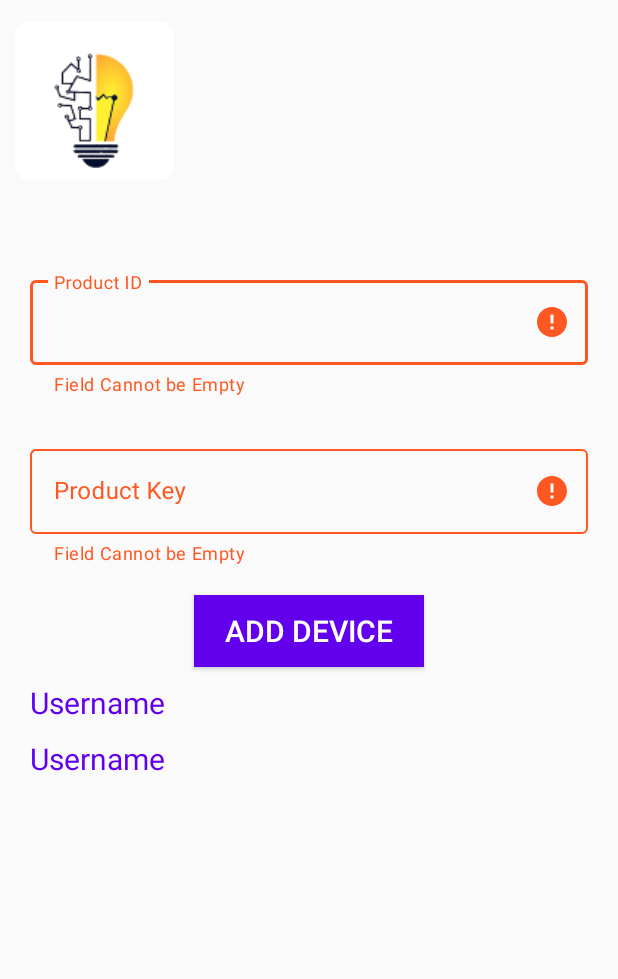
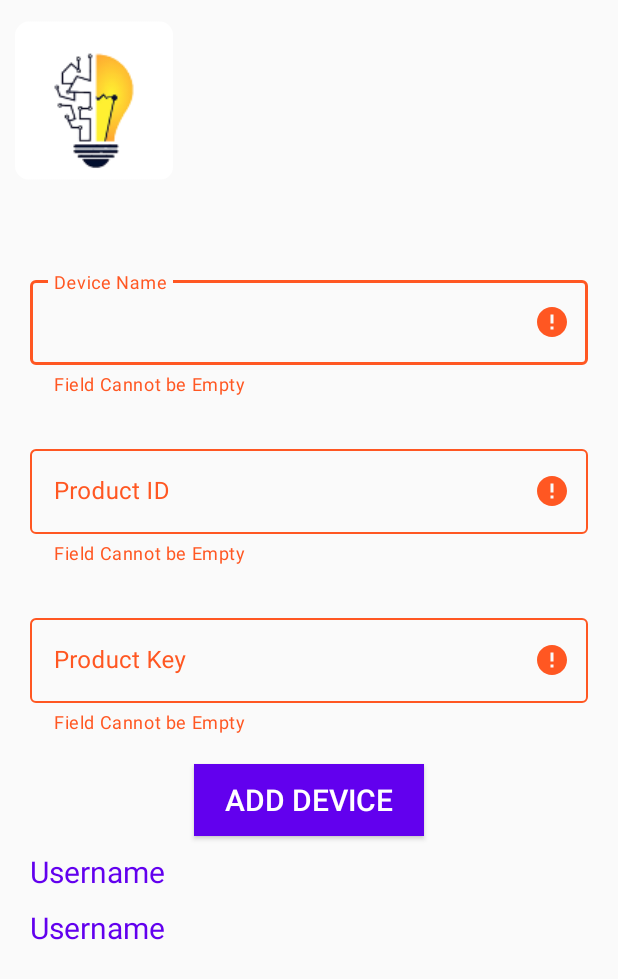
Before and after one commit to ssk-karna/AutoLights_app, an Android app: the AddDevice screen opened directly, with no data from a screen before it, after a tap on "ADD DEVICE", on a phone screen of 412 x 824 dp. Shown: the top 979 px of the screen. Run offline under Robolectric (Android 15) with nearby library versions, the phone set to English and light mode, and no system bars; our stand-ins replace Firebase (no records; nobody signed in at launch, a user with empty details on screens opened directly); Roboto replaces fonts that are not available here.

Commit message:
Adding Device with Nickname

```diff
--- a/app/src/main/java/com/truedevelopment/autolight/AddDevice.java
+++ b/app/src/main/java/com/truedevelopment/autolight/AddDevice.java
@@ -22,7 +22,7 @@ public class AddDevice extends AppCompatActivity {
 
     String email,user;
     Button addDevice;
-    TextInputLayout productID,productKey;
+    TextInputLayout productID,productKey,nickname;
     TextView usertv,iduserEntered,idDb;
 
     DatabaseReference reference_user,reference_devices;
@@ -42,6 +42,7 @@ public class AddDevice extends AppCompatActivity {
         addDevice = findViewById(R.id.btnAdd);
         productID = findViewById(R.id.productId);
         productKey = findViewById(R.id.productKey);
+        nickname = findViewById(R.id.nickname);
         usertv = findViewById(R.id.tvusername);
         iduserEntered = findViewById(R.id.tvuserenteredID);
         idDb = findViewById(R.id.tvDbid);
@@ -63,7 +64,7 @@ public class AddDevice extends AppCompatActivity {
 
     public void addingDevice(View v) {
 
-        if(!validateProductID() | !validateProductKey()){
+        if(!validateProductID() | !validateProductKey() | !validateNickname()){
             return;
         }
         else {
@@ -74,7 +75,6 @@ public class AddDevice extends AppCompatActivity {
 
     private Boolean validateProductID(){
         String val = productID.getEditText().getText().toString();
-            // 8-20 characters long
 
         if(val.isEmpty()){
             productID.setError("Field Cannot be Empty");
@@ -84,6 +84,21 @@ public class AddDevice extends AppCompatActivity {
         {
             productID.setError(null);
             productID.setErrorEnabled(false);
+            return true;
+
+        }
+    }
+    private Boolean validateNickname(){
+        String val = nickname.getEditText().getText().toString();
+
+        if(val.isEmpty()){
+            nickname.setError("Field Cannot be Empty");
+            return false;
+        }
+        else
+        {
+            nickname.setError(null);
+            nickname.setErrorEnabled(false);
             return true;
 
         }
@@ -110,6 +125,7 @@ public class AddDevice extends AppCompatActivity {
 
         final String userEnteredProductID = productID.getEditText().getText().toString().trim();
         final String userEnteredProductKey = productKey.getEditText().getText().toString().trim();
+        final String userEnteredNickname = nickname.getEditText().getText().toString().trim();
 
         DatabaseReference reference = FirebaseDatabase.getInstance().getReference().child("devices");
 
@@ -151,19 +167,17 @@ public class AddDevice extends AppCompatActivity {
                             }
                         });
 
-                        Query checkDevice = reference_user.equalTo(userEnteredProductID);
-
-                        checkDevice.addListenerForSingleValueEvent(new ValueEventListener() {
+                        reference_user.addListenerForSingleValueEvent(new ValueEventListener() {
                             @Override
                             public void onDataChange(@NonNull DataSnapshot snapshot) {
-                                if (snapshot.exists()){
-                                    Toast.makeText(AddDevice.this, "Device Already added", Toast.LENGTH_SHORT).show();
+                                if (!snapshot.hasChild(userEnteredProductID)){
+                                    reference_user.child(userEnteredProductID).child("ProductID").setValue(userEnteredProductID);
+                                    reference_user.child(userEnteredProductID).child("nickname").setValue(userEnteredNickname);
+                                    Toast.makeText(AddDevice.this, "Device added", Toast.LENGTH_SHORT).show();
+                                    reference_devices.child(String.valueOf(maxProductCount+1)).setValue(email);
                                 }
                                 else{
-                                    reference_user.child(userEnteredProductID).child("ProductID").setValue(userEnteredProductID);
-                                    reference_user.child(userEnteredProductID).child("nickname").setValue("null");
-                                    Toast.makeText(AddDevice.this, "Device added Successfully", Toast.LENGTH_SHORT).show();
-                                    reference_devices.child(String.valueOf(maxProductCount+1)).setValue(email);
+                                    Toast.makeText(AddDevice.this, "Device Already added", Toast.LENGTH_SHORT).show();
                                 }
                             }
 
@@ -192,25 +206,4 @@ public class AddDevice extends AppCompatActivity {
         });
     }
 
-//    private void addOwnedProducts(final String productId){
-//
-//        final String product = productId;
-//
-//        reference_user.addValueEventListener(new ValueEventListener() {
-//            @Override
-//            public void onDataChange(@NonNull DataSnapshot snapshot) {
-//                if(snapshot.exists()){
-//                    maxProductCount = (int) snapshot.getChildrenCount();
-//                    reference_user.child(String.valueOf(maxProductCount+1)).setValue(product);
-//                }
-//            }
-//
-//            @Override
-//            public void onCancelled(@NonNull DatabaseError error) {
-//
-//            }
-//        });
-//
-//
-//    }
 }
--- a/app/src/main/res/layout/activity_add_device.xml
+++ b/app/src/main/res/layout/activity_add_device.xml
@@ -32,6 +32,20 @@
         android:layout_marginBottom="20dp"
         android:layout_marginRight="20dp"
         android:orientation="vertical">
+        <com.google.android.material.textfield.TextInputLayout
+            android:layout_width="match_parent"
+            android:layout_height="wrap_content"
+            android:id="@+id/nickname"
+            android:hint="Device Name"
+            android:layout_marginBottom="30dp"
+            style="@style/Widget.MaterialComponents.TextInputLayout.OutlinedBox">
+
+            <com.google.android.material.textfield.TextInputEditText
+                android:layout_width="match_parent"
+                android:layout_height="wrap_content"
+                android:inputType="text"/>
+
+        </com.google.android.material.textfield.TextInputLayout>
         <com.google.android.material.textfield.TextInputLayout
             android:layout_width="match_parent"
             android:layout_height="wrap_content"
```
